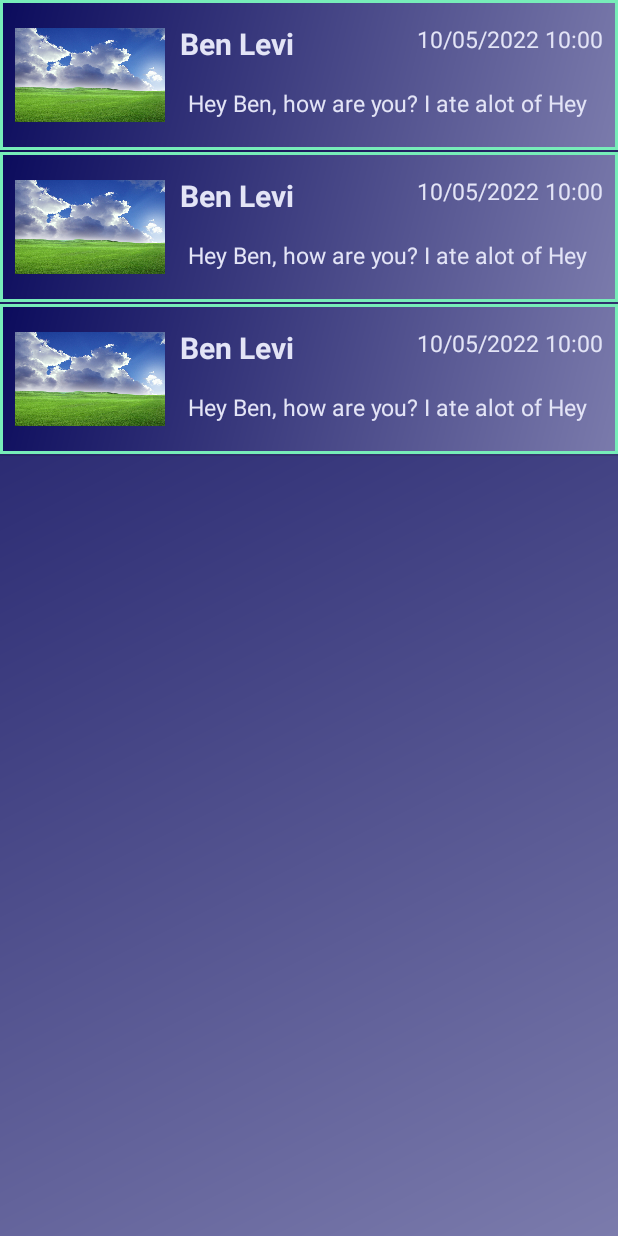
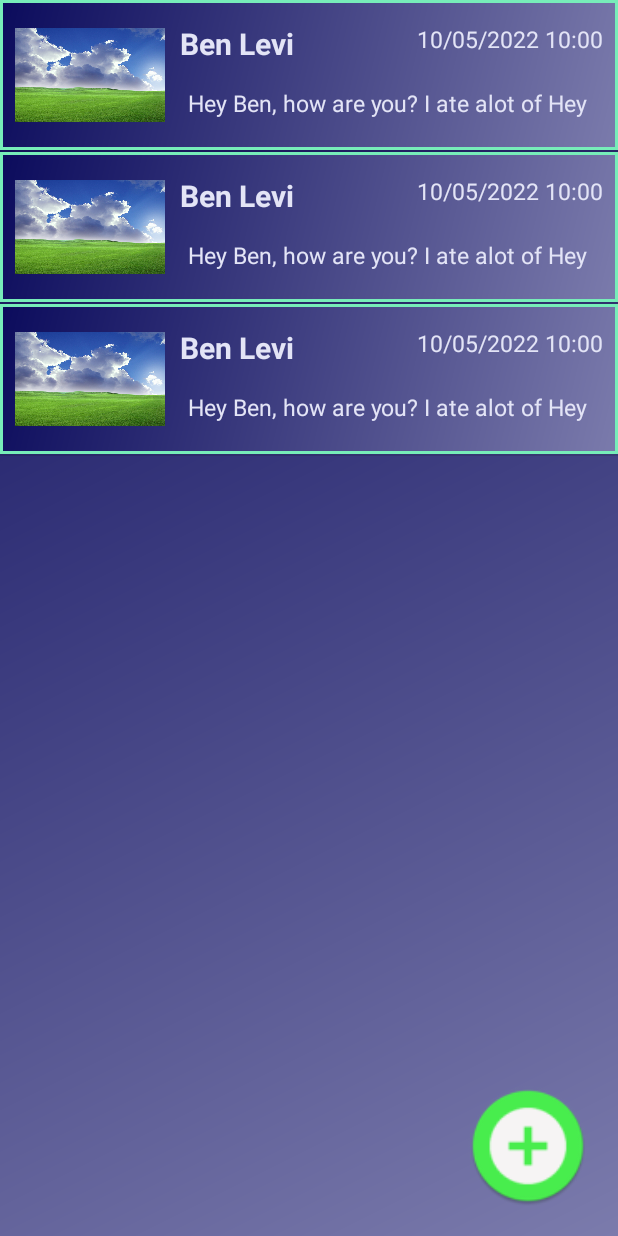
Before and after one commit to EliranEiluz/PigeOnlineAndroidApp, an Android app: the layout activity_contacts.xml on its own in the app's theme, with its tools: preview values and no code run, on a phone screen of 412 x 824 dp. Run offline under Robolectric (Android 15) with nearby library versions, the phone set to English and light mode, and no system bars.

Commit message:
add contact.

```diff
--- a/app/src/main/res/layout/activity_contacts.xml
+++ b/app/src/main/res/layout/activity_contacts.xml
@@ -6,7 +6,7 @@
     android:layout_height="match_parent"
     android:background="@drawable/background_color"
     tools:context=".ContactsActivity">
-    <LinearLayout
+    <RelativeLayout
         android:layout_width="match_parent"
         android:layout_height="match_parent"
         android:orientation="vertical">
@@ -16,6 +16,18 @@
             android:layout_height="match_parent"
             tools:listitem="@layout/contact_item">
         </ListView>
-    </LinearLayout>
+
+        <Button
+            android:id="@+id/contacts_btn"
+            app:layout_constraintBottom_toBottomOf="parent"
+            android:layout_alignParentBottom="true"
+            android:layout_alignParentRight="true"
+            android:layout_marginBottom="20dp"
+            android:layout_marginRight="20dp"
+            android:layout_width="80dp"
+            android:layout_height="80dp"
+            android:background="@mipmap/add_contact_button_icon" />
+
+    </RelativeLayout>
 
 </androidx.constraintlayout.widget.ConstraintLayout>
```
Also changed, not shown: app/src/main/java/com/example/pigeonlineandroidapp/AddContactActivity.java (+38 -0 lines), app/src/main/java/com/example/pigeonlineandroidapp/ContactsActivity.java (+21 -1 lines), app/src/main/java/com/example/pigeonlineandroidapp/ContactsAdapter.java (+6 -6 lines), app/src/main/res/layout/activity_add_contact.xml (+11 -0 lines), app/src/main/res/mipmap-hdpi/add_contact_button_icon.png (added), app/src/main/res/mipmap-mdpi/add_contact_button_icon.png (added), app/src/main/res/mipmap-xhdpi/add_contact_button_icon.png (added), app/src/main/res/mipmap-xxhdpi/add_contact_button_icon.png (added), app/src/main/res/mipmap-xxxhdpi/add_contact_button_icon.png (added).
